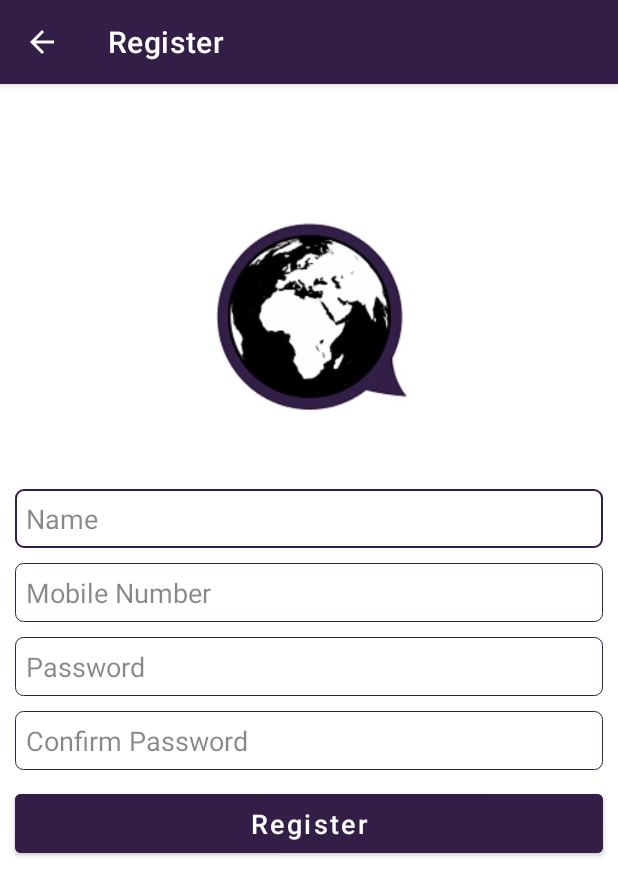
After one commit to ayushskmaurya/HelloWorld-Messenger, an Android app: the RegisterActivity screen opened directly, with no data from a screen before it, on a phone screen of 412 x 824 dp. The commit adds this screen. Shown: the top 896 px of the screen. Run offline under Robolectric (Android 15) with nearby library versions, the phone set to English and light mode, and no system bars.

Commit message:
Designed Login and Register activity Layout

```diff
--- /dev/null
+++ b/app/src/main/java/com/helloworldmessenger/helloworld/RegisterActivity.java
@@ -0,0 +1,14 @@
+package com.helloworldmessenger.helloworld;
+
+import androidx.appcompat.app.AppCompatActivity;
+
+import android.os.Bundle;
+
+public class RegisterActivity extends AppCompatActivity {
+
+	@Override
+	protected void onCreate(Bundle savedInstanceState) {
+		super.onCreate(savedInstanceState);
+		setContentView(R.layout.activity_register);
+	}
+}
--- /dev/null
+++ b/app/src/main/res/drawable/cursor_color.xml
@@ -0,0 +1,5 @@
+<?xml version="1.0" encoding="utf-8"?>
+<shape xmlns:android="http://schemas.android.com/apk/res/android" android:shape="rectangle">
+    <size android:width="1dp" />
+    <solid android:color="@color/color1" />
+</shape>
--- /dev/null
+++ b/app/src/main/res/drawable/login_input_fields_bg.xml
@@ -0,0 +1,18 @@
+<?xml version="1.0" encoding="utf-8"?>
+<selector xmlns:android="http://schemas.android.com/apk/res/android">
+    <item android:state_focused="false">
+        <shape android:shape="rectangle">
+            <solid android:color="@color/white" />
+            <corners android:radius="5dp" />
+            <stroke android:width="1px" android:color="@color/color1" />
+        </shape>
+    </item>
+
+    <item android:state_focused="true">
+        <shape android:shape="rectangle">
+            <solid android:color="@color/white" />
+            <corners android:radius="5dp" />
+            <stroke android:width="2px" android:color="@color/color1" />
+        </shape>
+    </item>
+</selector>
--- /dev/null
+++ b/app/src/main/res/layout/activity_register.xml
@@ -0,0 +1,118 @@
+<?xml version="1.0" encoding="utf-8"?>
+<androidx.constraintlayout.widget.ConstraintLayout xmlns:android="http://schemas.android.com/apk/res/android"
+    xmlns:app="http://schemas.android.com/apk/res-auto"
+    xmlns:tools="http://schemas.android.com/tools"
+    android:layout_width="match_parent"
+    android:layout_height="match_parent"
+    android:background="@color/white"
+    tools:context=".RegisterActivity">
+
+    <ImageView
+        android:id="@+id/logo_activityRegister"
+        android:layout_width="170dp"
+        android:layout_height="170dp"
+        android:layout_marginTop="70dp"
+        app:layout_constraintEnd_toEndOf="parent"
+        app:layout_constraintHorizontal_bias="0.5"
+        app:layout_constraintStart_toStartOf="parent"
+        app:layout_constraintTop_toTopOf="parent"
+        app:srcCompat="@drawable/logo"
+        android:contentDescription="@string/app_name" />
+
+    <LinearLayout
+        android:id="@+id/registerLayout"
+        android:layout_width="match_parent"
+        android:layout_height="wrap_content"
+        android:layout_marginTop="30dp"
+        android:background="@color/white"
+        android:orientation="vertical"
+        android:paddingStart="10dp"
+        android:paddingEnd="10dp"
+        app:layout_constraintEnd_toEndOf="parent"
+        app:layout_constraintStart_toStartOf="parent"
+        app:layout_constraintTop_toBottomOf="@+id/logo_activityRegister">
+
+        <EditText
+            android:id="@+id/name_activityRegister"
+            android:layout_width="match_parent"
+            android:layout_height="wrap_content"
+            android:background="@drawable/login_input_fields_bg"
+            android:ems="10"
+            android:hint="@string/name"
+            android:inputType="text"
+            android:padding="7dp"
+            android:textColor="@color/black"
+            android:textColorHint="@color/black1"
+            android:textCursorDrawable="@drawable/cursor_color"
+            android:textSize="18sp"
+            android:importantForAutofill="no" />
+
+        <EditText
+            android:id="@+id/mob_activityRegister"
+            android:layout_width="match_parent"
+            android:layout_height="wrap_content"
+            android:layout_marginTop="10dp"
+            android:background="@drawable/login_input_fields_bg"
+            android:ems="10"
+            android:hint="@string/mob"
+            android:importantForAutofill="no"
+            android:inputType="phone"
+            android:maxLength="10"
+            android:padding="7dp"
+            android:textColor="@color/black"
+            android:textColorHint="@color/black1"
+            android:textCursorDrawable="@drawable/cursor_color"
+            android:textSize="18sp" />
+
+        <EditText
+            android:id="@+id/pwd_activityRegister"
+            android:layout_width="match_parent"
+            android:layout_height="wrap_content"
+            android:layout_marginTop="10dp"
+            android:background="@drawable/login_input_fields_bg"
+            android:ems="10"
+            android:hint="@string/pwd"
+            android:inputType="textPassword"
+            android:padding="7dp"
+            android:textColor="@color/black"
+            android:textColorHint="@color/black1"
+            android:textCursorDrawable="@drawable/cursor_color"
+            android:textSize="18sp"
+            android:importantForAutofill="no" />
+
+        <EditText
+            android:id="@+id/cpwd_activityRegister"
+            android:layout_width="match_parent"
+            android:layout_height="wrap_content"
+            android:layout_marginTop="10dp"
+            android:background="@drawable/login_input_fields_bg"
+            android:ems="10"
+            android:hint="@string/cpwd"
+            android:inputType="textPassword"
+            android:padding="7dp"
+            android:textColor="@color/black"
+            android:textColorHint="@color/black1"
+            android:textCursorDrawable="@drawable/cursor_color"
+            android:textSize="18sp"
+            android:importantForAutofill="no" />
+
+    </LinearLayout>
+
+    <Button
+        android:id="@+id/reg_activityRegister"
+        android:layout_width="match_parent"
+        android:layout_height="wrap_content"
+        android:layout_marginStart="10dp"
+        android:layout_marginTop="10dp"
+        android:layout_marginEnd="10dp"
+        android:backgroundTint="@color/color1"
+        android:padding="7dp"
+        android:text="@string/reg"
+        android:textAllCaps="false"
+        android:textColor="@color/white"
+        android:textSize="18sp"
+        app:layout_constraintEnd_toEndOf="parent"
+        app:layout_constraintHorizontal_bias="0.0"
+        app:layout_constraintStart_toStartOf="parent"
+        app:layout_constraintTop_toBottomOf="@+id/registerLayout" />
+</androidx.constraintlayout.widget.ConstraintLayout>
--- a/app/src/main/res/values-night/themes.xml
+++ b/app/src/main/res/values-night/themes.xml
@@ -5,12 +5,17 @@
         <item name="colorPrimary">@color/color1</item>
         <item name="colorPrimaryVariant">@color/color1</item>
         <item name="colorOnPrimary">@color/black</item>
+        <item name="actionBarTheme">@style/Theme.HelloWorld.ActionBar</item>
         <!-- Secondary brand color. -->
         <item name="colorSecondary">@color/teal_200</item>
         <item name="colorSecondaryVariant">@color/teal_200</item>
         <item name="colorOnSecondary">@color/black</item>
         <!-- Status bar color. -->
         <item name="android:statusBarColor" tools:targetApi="l">?attr/colorPrimaryVariant</item>
-        <!-- Customize your theme here. -->
+    </style>
+
+    <style name="Theme.HelloWorld.ActionBar" parent="Theme.MaterialComponents.DayNight.DarkActionBar">
+        <item name="android:background">@color/color1</item>
+        <item name="android:textColorPrimary">@color/white</item>
     </style>
 </resources>
--- a/app/src/main/res/values/colors.xml
+++ b/app/src/main/res/values/colors.xml
@@ -9,4 +9,7 @@
     <color name="white">#FFFFFFFF</color>
 
     <color name="color1">#FF321E46</color>
+
+    <color name="grey1">#FFEEEEEE</color>
+    <color name="black1">#77000000</color>
 </resources>
--- a/app/src/main/res/values/strings.xml
+++ b/app/src/main/res/values/strings.xml
@@ -7,6 +7,14 @@
     <string name="nav_header_desc">Navigation header</string>
     <string name="action_settings">Settings</string>
 
+    <string name="name">Name</string>
+    <string name="mob">Mobile Number</string>
+    <string name="pwd">Password</string>
+    <string name="cpwd">Confirm Password</string>
+    <string name="forgot_pwd">Forgot Password?</string>
+    <string name="login">Login</string>
+    <string name="reg">Register</string>
+
     <string name="menu_chats">Chats</string>
     <string name="menu_contacts">Contacts</string>
 </resources>
--- a/app/src/main/res/values/themes.xml
+++ b/app/src/main/res/values/themes.xml
@@ -11,7 +11,6 @@
         <item name="colorOnSecondary">@color/black</item>
         <!-- Status bar color. -->
         <item name="android:statusBarColor" tools:targetApi="l">?attr/colorPrimaryVariant</item>
-        <!-- Customize your theme here. -->
     </style>
 
     <style name="Theme.HelloWorld.NoActionBar">
```
Also changed, not shown: app/src/main/AndroidManifest.xml (+10 -1 lines), app/src/main/java/com/helloworldmessenger/helloworld/LoginActivity.java (added, +22 -0 lines), app/src/main/res/layout/activity_login.xml (added, +105 -0 lines), app/src/main/res/drawable/logo.jpg (added).
